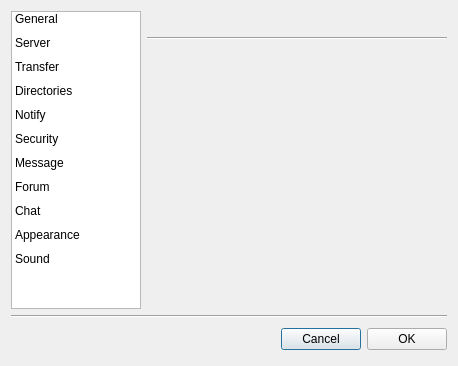
The window that retroshare-gui/src/gui/settings/settings.ui (RetroShare/RetroShare) describes before a commit, drawn with Qt 5.
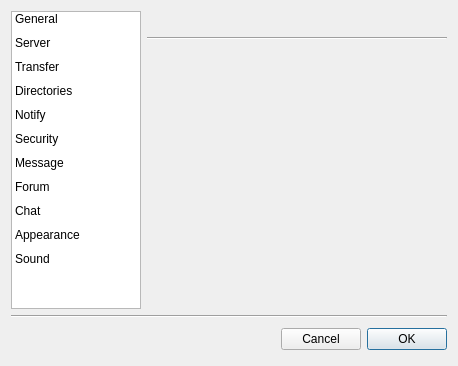
The same window after the commit. Icons and pictures are not drawn.

Commit message: Set the OK button as default in the settings window. Added a new setting for Windows to start RetroShare minimized on system start. Fixed german language.

```diff
--- a/retroshare-gui/src/gui/settings/settings.ui
+++ b/retroshare-gui/src/gui/settings/settings.ui
@@ -289,6 +289,9 @@
        <property name="text">
         <string>OK</string>
        </property>
+       <property name="default">
+        <bool>true</bool>
+       </property>
       </widget>
      </item>
     </layout>
```
The commit also changes 8 other files.
